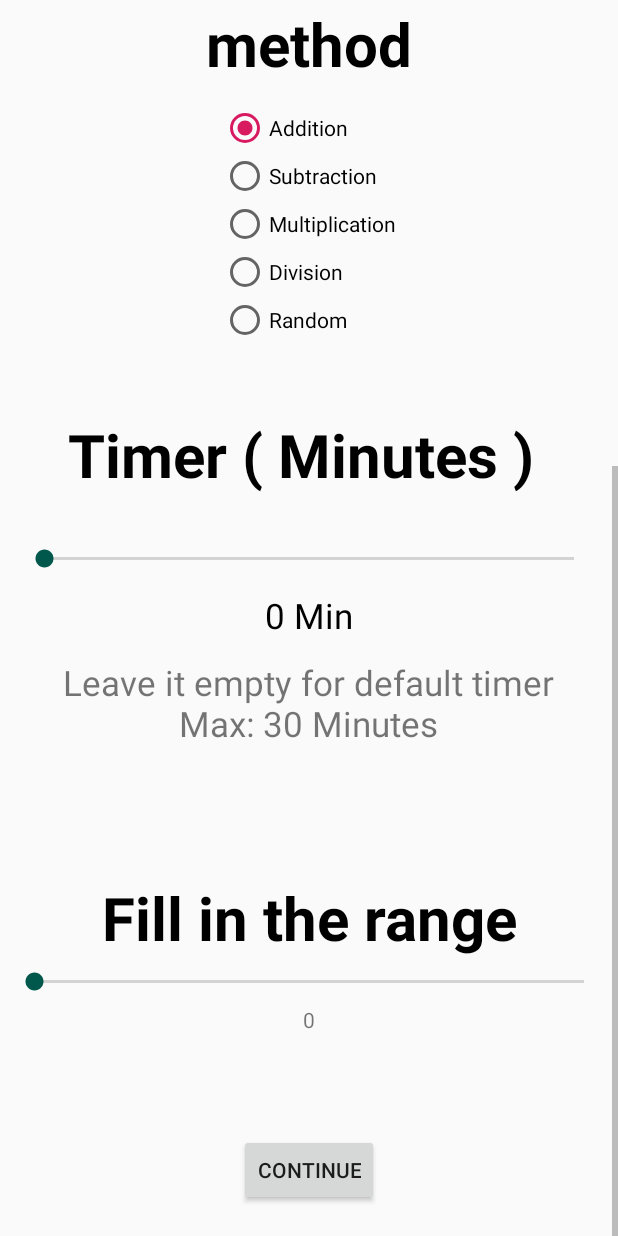
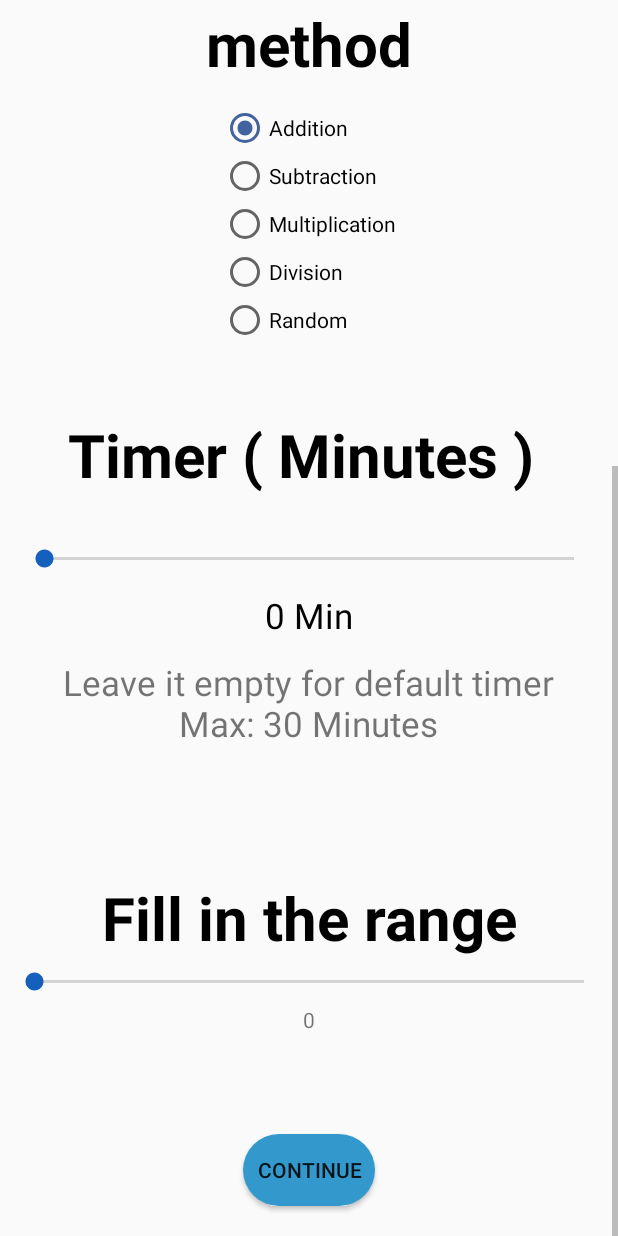
Before and after one commit to champseeker/Maths-Trainer, an Android app: the MainActivity screen opened directly, with no data from a screen before it, scrolled down 499 dp, on a phone screen of 412 x 824 dp. Run offline under Robolectric (Android 15) with nearby library versions, the phone set to English and light mode, and no system bars; 2 statements that could not run were skipped.

Commit message:
Update 11.0 ( Color Correction )

```diff
--- a/app/src/main/res/drawable/btn_rounded.xml
+++ b/app/src/main/res/drawable/btn_rounded.xml
@@ -1,5 +1,5 @@
 <?xml version="1.0" encoding="utf-8"?>
 <shape xmlns:android="http://schemas.android.com/apk/res/android" android:shape="rectangle">
-    <solid android:color="#47D476"/>
-    <corners android:radius="32dp"/>
+    <solid android:color="#3399CC"/>
+    <corners android:radius="25dp"/>
 </shape>
--- a/app/src/main/res/layout/activity_main.xml
+++ b/app/src/main/res/layout/activity_main.xml
@@ -51,6 +51,7 @@
                 android:layout_width="match_parent"
                 android:layout_height="wrap_content"
                 android:layout_margin="20px"
+                android:thumbTint="#1560bd"
                 android:max="3"
                 android:progress="0" />
 
@@ -143,7 +144,7 @@
                     android:id="@+id/sbTimer"
                     android:layout_width="match_parent"
                     android:layout_height="wrap_content"
-                    android:thumbTint="@color/colorPrimaryDark"
+                    android:thumbTint="#1560bd"
                     android:layout_margin="20px"/>
 
                 <TextView
@@ -189,7 +190,7 @@
                     android:id="@+id/sbRange"
                     android:layout_width="match_parent"
                     android:layout_height="wrap_content"
-                    android:thumbTint="@color/colorPrimaryDark"
+                    android:thumbTint="#1560bd"
                     android:layout_margin="10px"/>
 
                 <TextView
@@ -219,6 +220,7 @@
                 android:layout_marginLeft="30px"
                 android:layout_marginRight="30px"
                 android:layout_marginBottom="30px"
+                android:background="@drawable/btn_rounded"
                 android:text="Continue" />
 
         </LinearLayout>
--- a/app/src/main/res/layout/activity_second.xml
+++ b/app/src/main/res/layout/activity_second.xml
@@ -90,6 +90,7 @@
                     android:layout_width="wrap_content"
                     android:layout_height="wrap_content"
                     android:layout_gravity="center"
+                    android:background="@drawable/btn_rounded"
                     android:text="Submit" />
 
                 <Button
@@ -97,6 +98,7 @@
                     android:layout_width="wrap_content"
                     android:layout_height="wrap_content"
                     android:layout_gravity="center"
+                    android:background="@drawable/btn_rounded"
                     android:text="Back" />
 
             </LinearLayout>
--- a/app/src/main/res/values/styles.xml
+++ b/app/src/main/res/values/styles.xml
@@ -3,9 +3,9 @@
     <!-- Base application theme. -->
     <style name="AppTheme" parent="Theme.AppCompat.Light.DarkActionBar">
         <!-- Customize your theme here. -->
-        <item name="colorPrimary">@color/colorPrimary</item>
-        <item name="colorPrimaryDark">@color/colorPrimaryDark</item>
-        <item name="colorAccent">@color/colorAccent</item>
+        <item name="colorPrimary">#3399CC</item>
+        <item name="colorPrimaryDark">#1560bd</item>
+        <item name="colorAccent">#42639f</item>
     </style>
 
 </resources>
```
